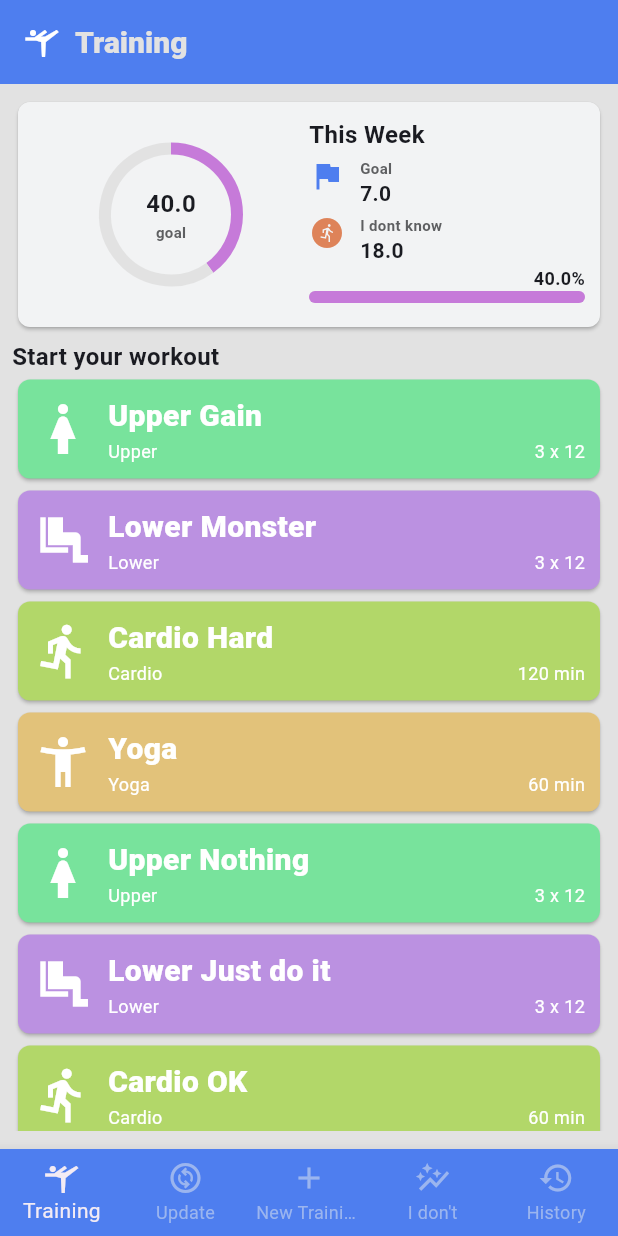
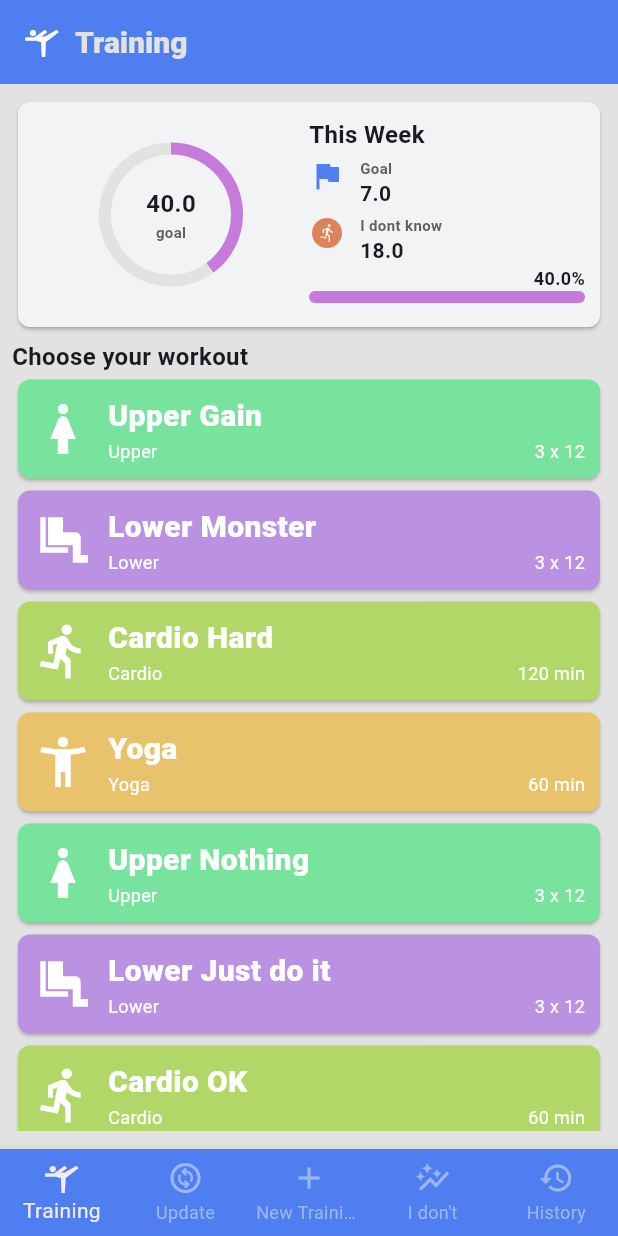
Before and after one commit to MiliTenorio/Fitness-App, a Flutter app: the screen it shows after launch, on a phone screen of 412 x 824 dp. Run offline on Flutter 3.47's test engine with Material 3 defaults, Android fonts, the phone set to English and light mode, and no system bars; drawn by our look-alikes of fl_chart.

```diff
--- a/fitness_app/lib/common/app_colors.dart
+++ b/fitness_app/lib/common/app_colors.dart
@@ -5,7 +5,7 @@ class AppColors {
   static const Color mainBlueMenu = Color.fromARGB(255, 78, 126, 239); //menu
   static const Color disableBlue = Color.fromARGB(255, 155, 181, 239);
   static const Color selectedOption = Color.fromARGB(255, 243, 235, 244);
-  static const Color yellow = Color.fromRGBO(226, 194, 122, 1);
+  static const Color yellow = Color.fromRGBO(233, 195, 107, 1);
   static const Color purple = Color.fromARGB(255, 187, 145, 225);
   static const Color green = Color.fromARGB(255, 178, 215, 105);
   static const Color disableGraph = Color.fromARGB(255, 94, 95, 97);
--- a/fitness_app/lib/common/mock_data.dart
+++ b/fitness_app/lib/common/mock_data.dart
@@ -115,8 +115,9 @@ WorkoutExercises workoutExercisesG = WorkoutExercises(
 
 //Exercises
 Exercise exerciseOne = Exercise(
-    name: 'Exercise 1',
-    description: 'Exercise 1 description',
+    name: 'Exercise 1 Nome Longo Exercise 1 Exercise 1 Nome Longo Exercise 1',
+    description:
+        'Exercise 1 description Descrição Longaaaa Exercise 1 description Exercise 1 description Exercise 1 description Exercise 1 description Exercise 1 description Exercise 1 description Exercise 1 description',
     icon: Icons.run_circle_outlined,
     typeTraining: TypeTraining.Cardio);
 
--- a/fitness_app/lib/common/strings.dart
+++ b/fitness_app/lib/common/strings.dart
@@ -14,7 +14,7 @@ class Strings {
   static const String goalResume = 'Goal';
   static const String idontknowResume = 'I dont know';
   //Workout List
-  static const String titleWorkoutList = 'Start your workout';
+  static const String titleWorkoutList = 'Choose your workout';
   //Card
   static const String min = 'min';
   //Details Exercise
--- a/fitness_app/lib/components/custom_card.dart
+++ b/fitness_app/lib/components/custom_card.dart
@@ -45,20 +45,30 @@ class CustomCard extends StatelessWidget {
                 Column(
                   crossAxisAlignment: CrossAxisAlignment.start,
                   children: [
-                    Text(
+                    SizedBox(
+                      width: moreInfoOne != null ? 200 : 250,
+                      child: Text(
                         title,
                         style: const TextStyle(
                           color: AppColors.justWhite,
                           fontSize: 20,
                           fontWeight: FontWeight.w800,
                         ),
+                        maxLines: 1,
+                        overflow: TextOverflow.ellipsis,
+                      ),
                     ),
                     subtitle != null
-                        ? Text(
+                        ? SizedBox(
+                            width: moreInfoOne != null ? 200 : 250,
+                            child: Text(
                               subtitle!,
                               style: const TextStyle(
                                 color: AppColors.justWhite,
                                 fontSize: 12,
+                              ),
+                              maxLines: 1,
+                              overflow: TextOverflow.ellipsis,
                             ),
                           )
                         : const SizedBox(),
--- a/fitness_app/lib/main.dart
+++ b/fitness_app/lib/main.dart
@@ -1,5 +1,10 @@
 import 'package:fitness_app/common/app_theme.dart';
+import 'package:fitness_app/history/screens/history_screen.dart';
+import 'package:fitness_app/newTraining/add_training_screen.dart';
+import 'package:fitness_app/progress/progress_screen.dart';
 import 'package:fitness_app/tab_bar_menu.dart';
+import 'package:fitness_app/training/screens/training_screen.dart';
+import 'package:fitness_app/update/update_screen.dart';
 import 'package:flutter/material.dart';
 
 void main() {
@@ -15,7 +20,15 @@ class MyApp extends StatelessWidget {
       debugShowCheckedModeBanner: false,
       title: 'Fitness App',
       theme: getThemeData(context),
-      home: const TabBarMenu(),
+      //home: const TabBarMenu(),
+      routes: {
+        '/': (context) => const TabBarMenu(),
+        '/training': (context) => TrainingScreen(),
+        '/update': (context) => const UpdateScreen(),
+        '/newTraining': (context) => const AddTrainingScreen(),
+        '/iDontKnow': (context) => const ProgressScreen(),
+        '/history': (context) => const HistoryScreen(),
+      },
     );
   }
 }
```
Also changed, not shown: fitness_app/lib/components/custom_exercise_card.dart (+12 -4 lines), fitness_app/lib/components/custom_exercise_list.dart (+39 -15 lines). Lines whose indentation alone changed are shown as unchanged.
